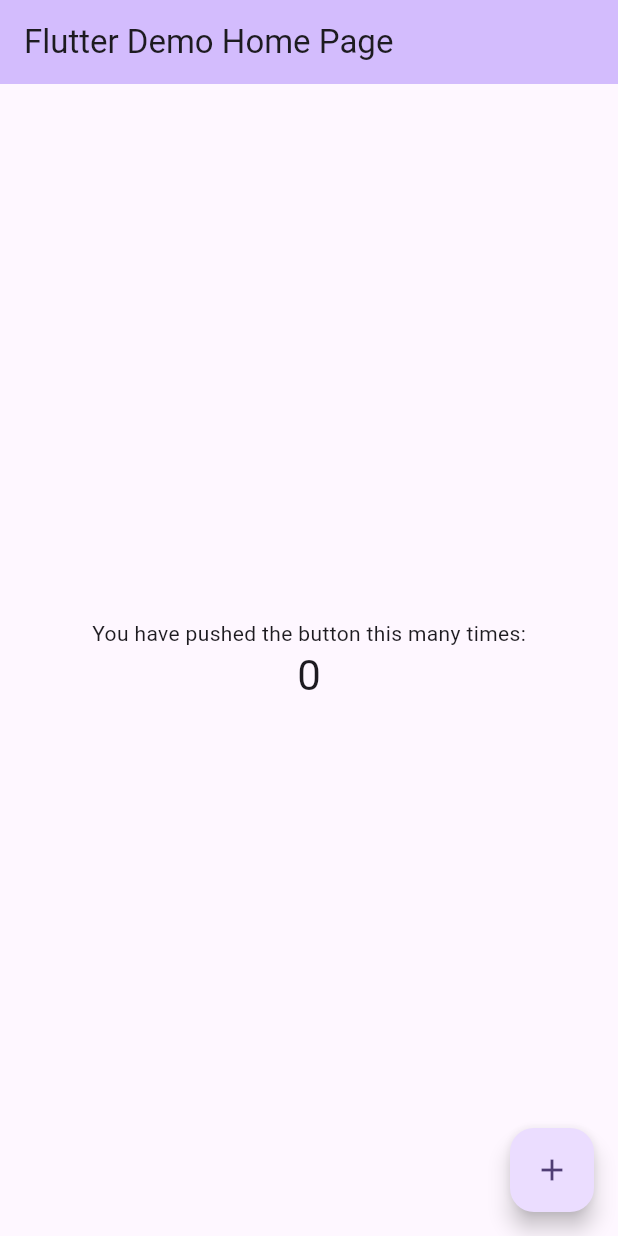
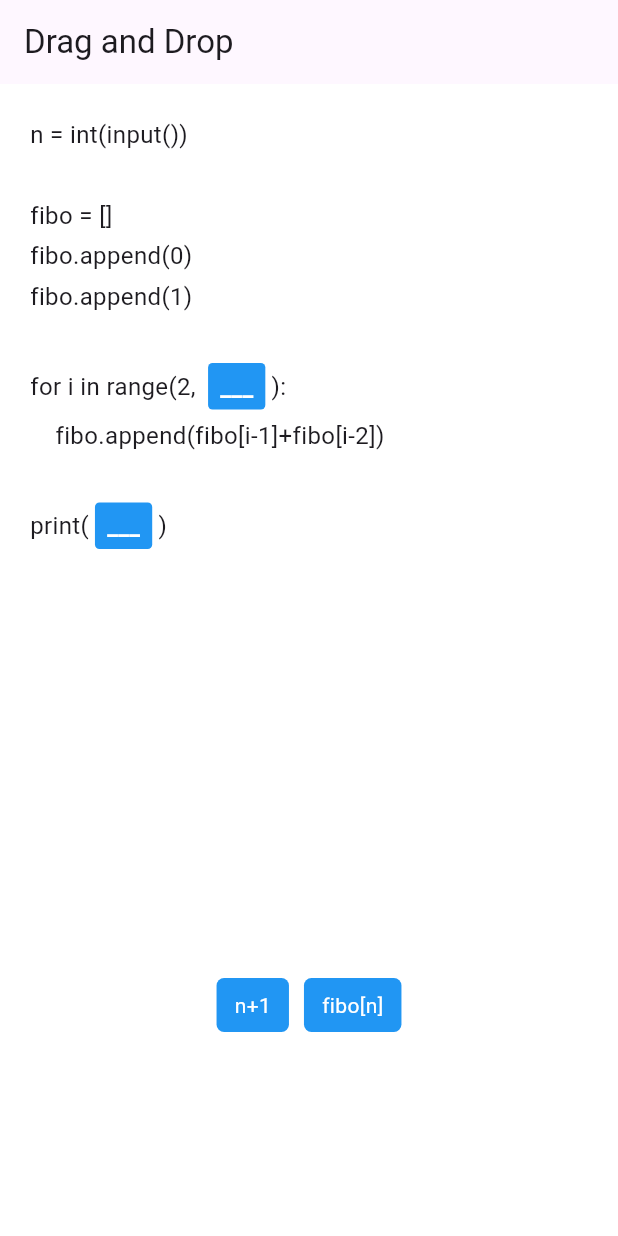
Before and after one commit to jinhyeon-dev/Flutter-Drag-Blocks, a Flutter app: the screen it shows after launch, on a phone screen of 412 x 824 dp. Run offline on Flutter 3.47's test engine with Material 3 defaults, Android fonts, the phone set to English and light mode, and no system bars.

Commit message:
fit: drag and drop✨

```diff
--- a/lib/main.dart
+++ b/lib/main.dart
@@ -1,4 +1,5 @@
 import 'package:flutter/material.dart';
+import 'package:flutter_drag_block/screens/drag_screen.dart';
 
 void main() {
   runApp(const MyApp());
@@ -7,119 +8,14 @@ void main() {
 class MyApp extends StatelessWidget {
   const MyApp({super.key});
 
-  // This widget is the root of your application.
   @override
   Widget build(BuildContext context) {
     return MaterialApp(
-      title: 'Flutter Demo',
+      debugShowCheckedModeBanner: false,
       theme: ThemeData(
-        // This is the theme of your application.
-        //
-        // TRY THIS: Try running your application with "flutter run". You'll see
-        // the application has a purple toolbar. Then, without quitting the app,
-        // try changing the seedColor in the colorScheme below to Colors.green
-        // and then invoke "hot reload" (save your changes or press the "hot
-        // reload" button in a Flutter-supported IDE, or press "r" if you used
-        // the command line to start the app).
-        //
-        // Notice that the counter didn't reset back to zero; the application
-        // state is not lost during the reload. To reset the state, use hot
-        // restart instead.
-        //
-        // This works for code too, not just values: Most code changes can be
-        // tested with just a hot reload.
-        colorScheme: ColorScheme.fromSeed(seedColor: Colors.deepPurple),
-        useMaterial3: true,
+        scaffoldBackgroundColor: Colors.white,
       ),
-      home: const MyHomePage(title: 'Flutter Demo Home Page'),
+      home: DragScreen(),
     );
   }
 }
-
-class MyHomePage extends StatefulWidget {
-  const MyHomePage({super.key, required this.title});
-
-  // This widget is the home page of your application. It is stateful, meaning
-  // that it has a State object (defined below) that contains fields that affect
-  // how it looks.
-
-  // This class is the configuration for the state. It holds the values (in this
-  // case the title) provided by the parent (in this case the App widget) and
-  // used by the build method of the State. Fields in a Widget subclass are
-  // always marked "final".
-
-  final String title;
-
-  @override
-  State<MyHomePage> createState() => _MyHomePageState();
-}
-
-class _MyHomePageState extends State<MyHomePage> {
-  int _counter = 0;
-
-  void _incrementCounter() {
-    setState(() {
-      // This call to setState tells the Flutter framework that something has
-      // changed in this State, which causes it to rerun the build method below
-      // so that the display can reflect the updated values. If we changed
-      // _counter without calling setState(), then the build method would not be
-      // called again, and so nothing would appear to happen.
-      _counter++;
-    });
-  }
-
-  @override
-  Widget build(BuildContext context) {
-    // This method is rerun every time setState is called, for instance as done
-    // by the _incrementCounter method above.
-    //
-    // The Flutter framework has been optimized to make rerunning build methods
-    // fast, so that you can just rebuild anything that needs updating rather
-    // than having to individually change instances of widgets.
-    return Scaffold(
-      appBar: AppBar(
-        // TRY THIS: Try changing the color here to a specific color (to
-        // Colors.amber, perhaps?) and trigger a hot reload to see the AppBar
-        // change color while the other colors stay the same.
-        backgroundColor: Theme.of(context).colorScheme.inversePrimary,
-        // Here we take the value from the MyHomePage object that was created by
-        // the App.build method, and use it to set our appbar title.
-        title: Text(widget.title),
-      ),
-      body: Center(
-        // Center is a layout widget. It takes a single child and positions it
-        // in the middle of the parent.
-        child: Column(
-          // Column is also a layout widget. It takes a list of children and
-          // arranges them vertically. By default, it sizes itself to fit its
-          // children horizontally, and tries to be as tall as its parent.
-          //
-          // Column has various properties to control how it sizes itself and
-          // how it positions its children. Here we use mainAxisAlignment to
-          // center the children vertically; the main axis here is the vertical
-          // axis because Columns are vertical (the cross axis would be
-          // horizontal).
-          //
-          // TRY THIS: Invoke "debug painting" (choose the "Toggle Debug Paint"
-          // action in the IDE, or press "p" in the console), to see the
-          // wireframe for each widget.
-          mainAxisAlignment: MainAxisAlignment.center,
-          children: <Widget>[
-            const Text(
-              'You have pushed the button this many times:',
-            ),
-            Text(
-              '$_counter',
-              style: Theme.of(context).textTheme.headlineMedium,
-            ),
-          ],
-        ),
-      ),
-      floatingActionButton: FloatingActionButton(
-        onPressed: _incrementCounter,
-        tooltip: 'Increment',
-        child: const Icon(Icons.add),
-      ), // This trailing comma makes auto-formatting nicer for build methods.
-    );
-  }
-}
--- /dev/null
+++ b/lib/screens/drag_screen.dart
@@ -0,0 +1,250 @@
+import 'package:flutter/material.dart';
+
+class DragScreen extends StatefulWidget {
+  const DragScreen({super.key});
+
+  @override
+  State<DragScreen> createState() => _DragScreenState();
+}
+
+class _DragScreenState extends State<DragScreen> {
+  final List<String> codeLines = [
+    "n = int(input())",
+    "",
+    "fibo = []",
+    "fibo.append(0)",
+    "fibo.append(1)",
+    "",
+    "for i in range(2, ___):",
+    "    fibo.append(fibo[i-1]+fibo[i-2])",
+    "",
+    "print(___)"
+  ];
+
+  final List<String> correctAnswers = ['n+1', 'fibo[n]'];
+  List<String> availableBlocks = ['n+1', 'fibo[n]'];
+  List<String?> filledBlanks = List.filled(2, null);
+
+  @override
+  Widget build(BuildContext context) {
+    return Scaffold(
+      appBar: AppBar(
+        title: const Text("Drag and Drop"),
+      ),
+      body: Column(
+        children: [
+          Expanded(
+            flex: 3,
+            child: ListView.builder(
+              padding: const EdgeInsets.all(20),
+              itemCount: codeLines.length,
+              itemBuilder: (context, index) {
+                if (codeLines[index].contains("___")) {
+                  int blankIndex = codeLines
+                      .take(index + 1)
+                      .where((line) => line.contains("___"))
+                      .toList()
+                      .indexOf(codeLines[index]);
+                  return CodeLineWithBlank(
+                    line: codeLines[index],
+                    blankContent: filledBlanks[blankIndex],
+                    onAccept: (data) {
+                      setState(() {
+                        filledBlanks[blankIndex] = data;
+                        availableBlocks.remove(data);
+                        if (!filledBlanks.contains(null)) {
+                          checkCompletion();
+                        }
+                      });
+                    },
+                  );
+                } else {
+                  return CodeLine(line: codeLines[index]);
+                }
+              },
+            ),
+          ),
+          Expanded(
+            flex: 1,
+            child: Padding(
+              padding: const EdgeInsets.all(20.0),
+              child: Wrap(
+                spacing: 10,
+                children: availableBlocks.map((block) {
+                  return Draggable<String>(
+                    data: block,
+                    child: Container(
+                      padding:
+                          EdgeInsets.symmetric(horizontal: 12, vertical: 8),
+                      decoration: BoxDecoration(
+                        color: Colors.blue,
+                        borderRadius: BorderRadius.circular(5),
+                      ),
+                      child: Text(
+                        block,
+                        style: TextStyle(color: Colors.white),
+                      ),
+                    ),
+                    feedback: Material(
+                      color: Colors.transparent,
+                      child: Container(
+                        padding: const EdgeInsets.symmetric(
+                            horizontal: 12, vertical: 8),
+                        decoration: BoxDecoration(
+                          color: Colors.blue.withOpacity(0.7),
+                          borderRadius: BorderRadius.circular(5),
+                        ),
+                        child: Text(
+                          block,
+                          style: const TextStyle(color: Colors.white),
+                        ),
+                      ),
+                    ),
+                    childWhenDragging: Container(
+                      padding: const EdgeInsets.symmetric(
+                          horizontal: 12, vertical: 8),
+                      decoration: BoxDecoration(
+                        color: Colors.grey,
+                        borderRadius: BorderRadius.circular(5),
+                      ),
+                      child: Text(
+                        block,
+                        style: const TextStyle(color: Colors.white),
+                      ),
+                    ),
+                  );
+                }).toList(),
+              ),
+            ),
+          ),
+        ],
+      ),
+    );
+  }
+
+  void checkCompletion() {
+    bool isCorrect = true;
+    for (int i = 0; i < correctAnswers.length; i++) {
+      if (filledBlanks[i] != correctAnswers[i]) {
+        isCorrect = false;
+        break;
+      }
+    }
+
+    showDialog(
+      context: context,
+      builder: (BuildContext context) {
+        return AlertDialog(
+          title: Text(isCorrect ? "축하합니다!" : "틀렸습니다!"),
+          content: SingleChildScrollView(
+            child: Text(
+              isCorrect ? "모든 코드가 정확합니다." : "코드에 틀린 부분이 있습니다. 다시 시도해 보세요.",
+              style: const TextStyle(fontSize: 14),
+            ),
+          ),
+          actions: <Widget>[
+            TextButton(
+              child: const Text("다시하기"),
+              onPressed: () {
+                // 다이얼로그를 닫고 페이지를 새로고침
+                Navigator.of(context).pop();
+                Navigator.of(context).pushAndRemoveUntil(
+                  PageRouteBuilder(
+                    pageBuilder: (context, animation, secondaryAnimation) =>
+                        const DragScreen(),
+                    transitionsBuilder:
+                        (context, animation, secondaryAnimation, child) {
+                      return child;
+                    },
+                  ),
+                  (route) => false,
+                );
+              },
+            ),
+          ],
+        );
+      },
+    );
+  }
+}
+
+class CodeLine extends StatelessWidget {
+  final String line;
+
+  const CodeLine({super.key, required this.line});
+
+  @override
+  Widget build(BuildContext context) {
+    return Padding(
+      padding: const EdgeInsets.symmetric(vertical: 2),
+      child: Text(
+        line,
+        style: const TextStyle(fontSize: 16),
+        softWrap: true,
+      ),
+    );
+  }
+}
+
+class CodeLineWithBlank extends StatelessWidget {
+  final String line;
+  final String? blankContent;
+  final Function(String) onAccept;
+
+  const CodeLineWithBlank({
+    super.key,
+    required this.line,
+    this.blankContent,
+    required this.onAccept,
+  });
+
+  @override
+  Widget build(BuildContext context) {
+    List<String> parts = line.split('___');
+    return Padding(
+      padding: const EdgeInsets.symmetric(vertical: 4),
+      child: Row(
+        mainAxisSize: MainAxisSize.min, // 최소 크기만 차지하도록 설정
+        crossAxisAlignment: CrossAxisAlignment.center,
+        children: [
+          Text(
+            parts[0],
+            style: const TextStyle(fontSize: 16),
+            softWrap: true,
+          ),
+          const SizedBox(width: 4), // 약간의 간격 추가
+          DragTarget<String>(
+            builder: (context, candidateData, rejectedData) {
+              return Container(
+                padding: const EdgeInsets.symmetric(horizontal: 8, vertical: 4),
+                decoration: BoxDecoration(
+                  color: blankContent != null
+                      ? Theme.of(context).colorScheme.primary
+                      : Colors.blue, // 배경색을 명시적으로 설정
+                  borderRadius: BorderRadius.circular(3),
+                ),
+                child: Text(
+                  blankContent ?? '___',
+                  style: TextStyle(
+                    color: blankContent != null
+                        ? Theme.of(context).colorScheme.onPrimary
+                        : Colors.white, // 가독성을 위해 기본 텍스트 색상을 흰색으로 변경
+                    fontSize: 16,
+                    fontWeight: FontWeight.bold,
+                  ),
+                ),
+              );
+            },
+            onAccept: onAccept,
+          ),
+          const SizedBox(width: 4), // 약간의 간격 추가
+          Text(
+            parts.length > 1 ? parts[1] : '',
+            style: const TextStyle(fontSize: 16),
+            softWrap: true,
+          ),
+        ],
+      ),
+    );
+  }
+}
```
